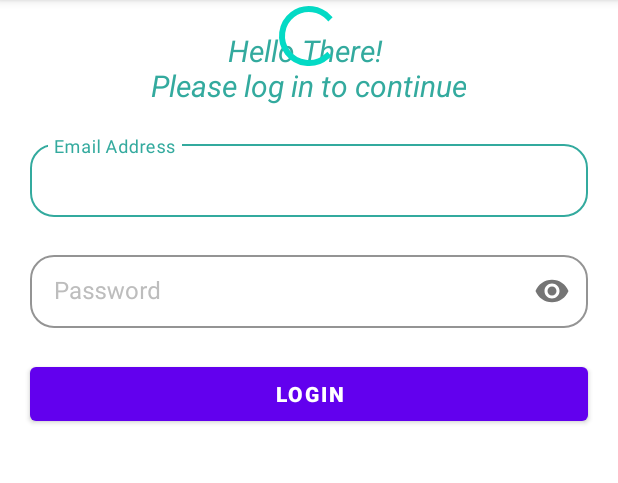
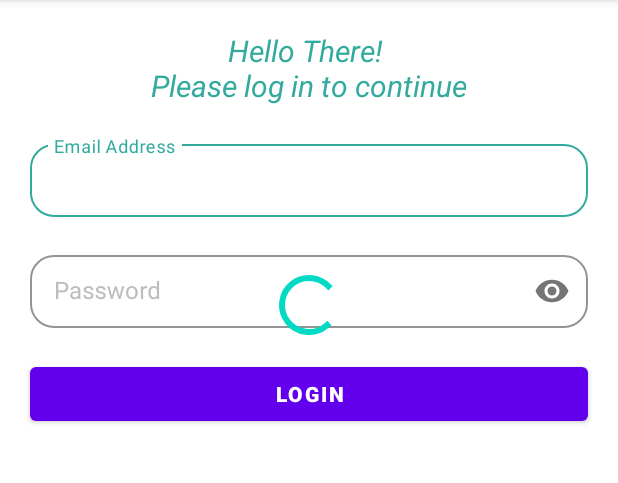
Before and after one commit to mhasanali/funding-souq-test, an Android app: the fragment LoginFragment shown on its own in the app's theme, on a phone screen of 412 x 824 dp, the part 84-567 px from its top. Run offline under Robolectric (Android 15) with nearby library versions, the phone set to English and light mode, and no system bars; our stand-ins replace Dagger/Hilt's generated code, data binding.

```diff
--- a/app/src/main/AndroidManifest.xml
+++ b/app/src/main/AndroidManifest.xml
@@ -14,7 +14,6 @@
             android:exported="true">
             <intent-filter>
                 <action android:name="android.intent.action.MAIN" />
-
                 <category android:name="android.intent.category.LAUNCHER" />
             </intent-filter>
         </activity>
--- a/app/src/main/java/com/hassan/fundingsouqtest/MainActivity.kt
+++ b/app/src/main/java/com/hassan/fundingsouqtest/MainActivity.kt
@@ -2,7 +2,9 @@ package com.hassan.fundingsouqtest
 
 import androidx.appcompat.app.AppCompatActivity
 import android.os.Bundle
+import dagger.hilt.android.AndroidEntryPoint
 
+@AndroidEntryPoint
 class MainActivity : AppCompatActivity() {
     override fun onCreate(savedInstanceState: Bundle?) {
         super.onCreate(savedInstanceState)
--- a/app/src/main/java/com/hassan/fundingsouqtest/view/LoginFragment.kt
+++ b/app/src/main/java/com/hassan/fundingsouqtest/view/LoginFragment.kt
@@ -12,8 +12,6 @@ import androidx.fragment.app.viewModels
 
 @AndroidEntryPoint
 class LoginFragment : Fragment() {
-    private val loginViewModel by viewModels<AuthViewModel>()
-
     override fun onCreateView(
         inflater: LayoutInflater, container: ViewGroup?,
         savedInstanceState: Bundle?
--- a/app/src/main/java/com/hassan/viewmodel/AuthViewModel.kt
+++ b/app/src/main/java/com/hassan/viewmodel/AuthViewModel.kt
@@ -1,8 +1,6 @@
 package com.hassan.viewmodel
 
 import androidx.lifecycle.ViewModel
-import dagger.hilt.android.lifecycle.HiltViewModel
 
-@HiltViewModel
 class AuthViewModel: ViewModel() {
 }
--- a/app/src/main/res/layout/fragment_login.xml
+++ b/app/src/main/res/layout/fragment_login.xml
@@ -1,6 +1,5 @@
 <?xml version="1.0" encoding="utf-8"?>
 <layout xmlns:android="http://schemas.android.com/apk/res/android"
-    xmlns:bind="http://schemas.android.com/tools"
     xmlns:app="http://schemas.android.com/apk/res-auto">
     <data>
         <import type="android.view.View"/>
@@ -14,7 +13,7 @@
             android:layout_height="match_parent"
             android:id="@+id/parent_layout_login_activity">
 
-            <TextView
+            <com.google.android.material.textview.MaterialTextView
                 android:id="@+id/tvLoginText"
                 android:layout_width="wrap_content"
                 android:layout_height="wrap_content"
@@ -100,8 +99,10 @@
                 android:id="@+id/progress_bar_login"
                 android:layout_width="wrap_content"
                 android:layout_height="wrap_content"
+                app:layout_constraintBottom_toBottomOf="parent"
                 app:layout_constraintEnd_toEndOf="parent"
-                app:layout_constraintStart_toStartOf="parent" />
+                app:layout_constraintStart_toStartOf="parent"
+                app:layout_constraintTop_toTopOf="@+id/tilEmail" />
 
 
             <com.google.android.material.button.MaterialButton
@@ -116,7 +117,7 @@
                 app:layout_constraintStart_toStartOf="parent"
                 app:layout_constraintTop_toBottomOf="@+id/tilPassword"/>
 
-            <TextView
+            <com.google.android.material.textview.MaterialTextView
                 android:id="@+id/tvFingerPrint"
                 android:layout_width="wrap_content"
                 android:layout_height="wrap_content"
```
Also changed, not shown: app/build.gradle (+18 -16 lines), app/src/main/res/layout/activity_main.xml (+10 -6 lines).
